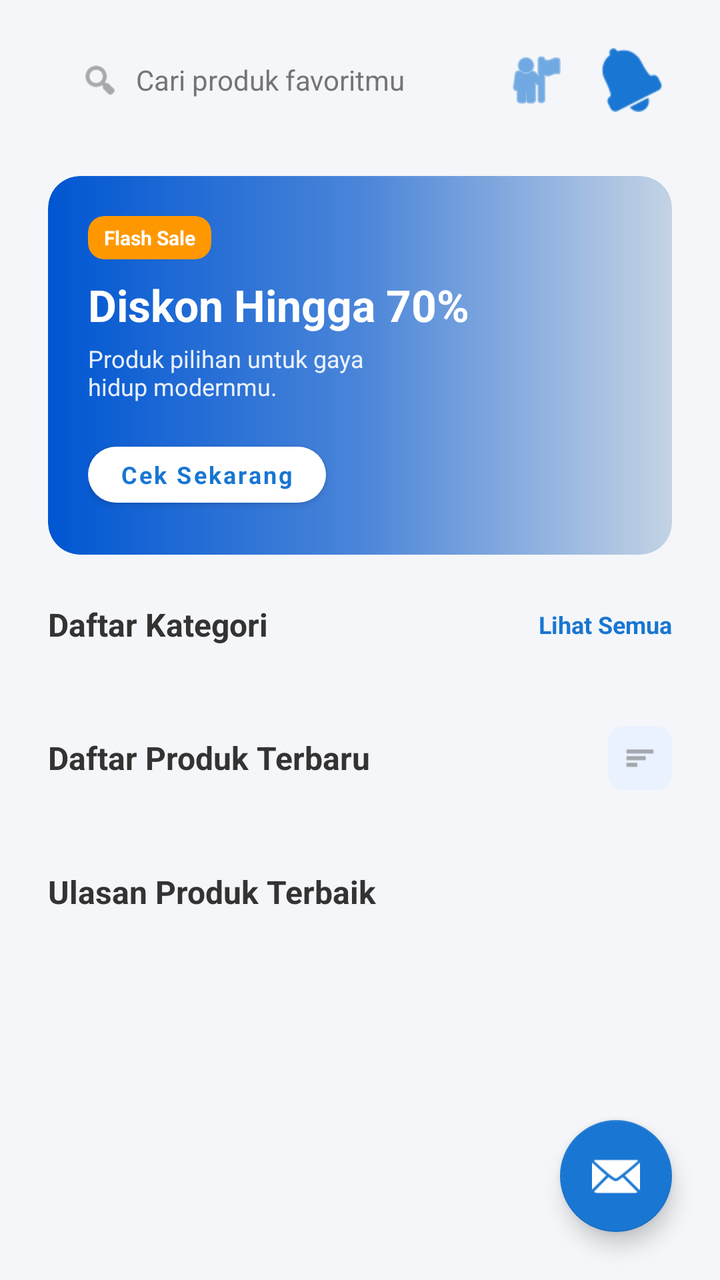
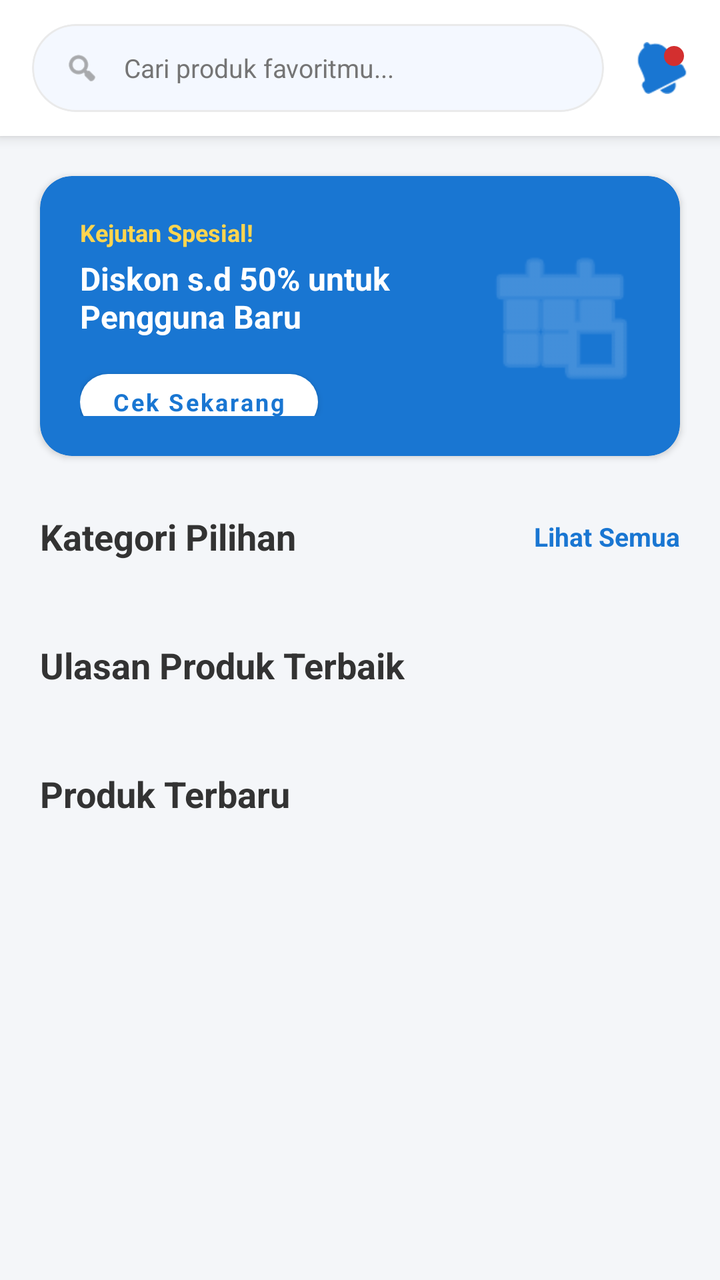

Two renders of the same Android screen: before a commit and after it. Below are the layout's source before the change and the commit's diff.
<!-- AndroidManifest.xml: application theme Theme.DataMart -->
<!-- res/layout/fragment_home.xml -->
<?xml version="1.0" encoding="utf-8"?>
<androidx.constraintlayout.widget.ConstraintLayout xmlns:android="http://schemas.android.com/apk/res/android"
    xmlns:app="http://schemas.android.com/apk/res-auto"
    xmlns:tools="http://schemas.android.com/tools"
    android:layout_width="match_parent"
    android:layout_height="match_parent"
    android:background="@color/background_light">

    
    <LinearLayout
        android:id="@+id/topBar"
        android:layout_width="match_parent"
        android:layout_height="wrap_content"
        android:orientation="horizontal"
        android:paddingHorizontal="24dp"
        android:paddingVertical="16dp"
        android:gravity="center_vertical"
        android:background="@color/background_light"
        app:layout_constraintTop_toTopOf="parent"
        app:layout_constraintStart_toStartOf="parent"
        app:layout_constraintEnd_toEndOf="parent">

        
        <com.google.android.material.card.MaterialCardView
            android:layout_width="0dp"
            android:layout_height="48dp"
            android:layout_weight="1"
            app:cardBackgroundColor="#F4F6F9"
            app:cardCornerRadius="24dp"
            app:cardElevation="0dp"
            app:strokeWidth="0dp">

            <LinearLayout
                android:layout_width="match_parent"
                android:layout_height="match_parent"
                android:gravity="center_vertical"
                android:paddingHorizontal="16dp"
                android:orientation="horizontal">

                <ImageView
                    android:layout_width="20dp"
                    android:layout_height="20dp"
                    android:src="@android:drawable/ic_menu_search"
                    app:tint="@color/text_secondary" />

                <TextView
                    android:layout_width="wrap_content"
                    android:layout_height="wrap_content"
                    android:layout_marginStart="8dp"
                    android:text="Cari produk favoritmu"
                    android:textColor="@color/text_secondary"
                    android:textSize="14sp" />
            </LinearLayout>
        </com.google.android.material.card.MaterialCardView>

        
        <ImageButton
            android:id="@+id/btnCart"
            android:layout_width="40dp"
            android:layout_height="40dp"
            android:layout_marginStart="16dp"
            android:background="?attr/selectableItemBackgroundBorderless"
            android:src="@android:drawable/ic_menu_myplaces"
            app:tint="@color/lumina_blue" />

        
        <ImageButton
            android:id="@+id/btnNotification"
            android:layout_width="40dp"
            android:layout_height="40dp"
            android:layout_marginStart="8dp"
            android:background="?attr/selectableItemBackgroundBorderless"
            android:src="@android:drawable/ic_popup_reminder"
            app:tint="@color/lumina_blue" />
    </LinearLayout>

    
    <androidx.core.widget.NestedScrollView
        android:layout_width="match_parent"
        android:layout_height="0dp"
        android:fillViewport="true"
        android:clipToPadding="false"
        android:paddingBottom="80dp"
        app:layout_constraintTop_toBottomOf="@id/topBar"
        app:layout_constraintBottom_toBottomOf="parent"
        app:layout_constraintStart_toStartOf="parent"
        app:layout_constraintEnd_toEndOf="parent">

        <LinearLayout
            android:layout_width="match_parent"
            android:layout_height="wrap_content"
            android:orientation="vertical"
            android:paddingHorizontal="24dp">

            
            <com.google.android.material.card.MaterialCardView
                android:layout_width="match_parent"
                android:layout_height="wrap_content"
                android:layout_marginTop="8dp"
                app:cardCornerRadius="16dp"
                app:cardElevation="0dp"
                app:strokeWidth="0dp">

                <LinearLayout
                    android:layout_width="match_parent"
                    android:layout_height="wrap_content"
                    android:background="@drawable/bg_banner_gradient"
                    android:orientation="vertical"
                    android:padding="20dp">

                    <com.google.android.material.card.MaterialCardView
                        android:layout_width="wrap_content"
                        android:layout_height="wrap_content"
                        app:cardBackgroundColor="@color/orange_warning"
                        app:cardCornerRadius="8dp"
                        app:cardElevation="0dp">
                        <TextView
                            android:layout_width="wrap_content"
                            android:layout_height="wrap_content"
                            android:paddingHorizontal="8dp"
                            android:paddingVertical="4dp"
                            android:text="Flash Sale"
                            android:textColor="@color/white"
                            android:textSize="10sp"
                            android:textStyle="bold" />
                    </com.google.android.material.card.MaterialCardView>

                    <TextView
                        android:layout_width="wrap_content"
                        android:layout_height="wrap_content"
                        android:layout_marginTop="8dp"
                        android:text="Diskon Hingga 70%"
                        android:textColor="@color/white"
                        android:textSize="22sp"
                        android:textStyle="bold" />

                    <TextView
                        android:layout_width="160dp"
                        android:layout_height="wrap_content"
                        android:layout_marginTop="4dp"
                        android:text="Produk pilihan untuk gaya hidup modernmu."
                        android:textColor="#E6FFFFFF"
                        android:textSize="12sp" />

                    <com.google.android.material.button.MaterialButton
                        android:layout_width="wrap_content"
                        android:layout_height="40dp"
                        android:layout_marginTop="16dp"
                        android:text="Cek Sekarang"
                        android:textAllCaps="false"
                        android:textColor="@color/lumina_blue"
                        android:textSize="12sp"
                        android:textStyle="bold"
                        app:backgroundTint="@color/white"
                        app:cornerRadius="20dp" />
                </LinearLayout>
            </com.google.android.material.card.MaterialCardView>

            
            <RelativeLayout
                android:layout_width="match_parent"
                android:layout_height="wrap_content"
                android:layout_marginTop="24dp">
                <TextView
                    android:layout_width="wrap_content"
                    android:layout_height="wrap_content"
                    android:text="Daftar Kategori"
                    android:textColor="@color/text_primary"
                    android:textSize="16sp"
                    android:textStyle="bold"
                    android:layout_alignParentStart="true"
                    android:layout_centerVertical="true"/>
                <TextView
                    android:layout_width="wrap_content"
                    android:layout_height="wrap_content"
                    android:text="Lihat Semua"
                    android:textColor="@color/lumina_blue"
                    android:textSize="12sp"
                    android:textStyle="bold"
                    android:layout_alignParentEnd="true"
                    android:layout_centerVertical="true"/>
            </RelativeLayout>

            
            <androidx.recyclerview.widget.RecyclerView
                android:id="@+id/rvCategories"
                android:layout_width="match_parent"
                android:layout_height="wrap_content"
                android:layout_marginTop="16dp"
                android:orientation="horizontal"
                app:layoutManager="androidx.recyclerview.widget.LinearLayoutManager"
                tools:layout_height="80dp" />

            
            <RelativeLayout
                android:layout_width="match_parent"
                android:layout_height="wrap_content"
                android:layout_marginTop="24dp">
                <TextView
                    android:layout_width="wrap_content"
                    android:layout_height="wrap_content"
                    android:text="Daftar Produk Terbaru"
                    android:textColor="@color/text_primary"
                    android:textSize="16sp"
                    android:textStyle="bold"
                    android:layout_alignParentStart="true"
                    android:layout_centerVertical="true"/>
                <com.google.android.material.card.MaterialCardView
                    android:layout_width="32dp"
                    android:layout_height="32dp"
                    app:cardBackgroundColor="#EAF2FF"
                    app:cardCornerRadius="8dp"
                    app:cardElevation="0dp"
                    android:layout_alignParentEnd="true"
                    android:layout_centerVertical="true">
                    <ImageView
                        android:layout_width="16dp"
                        android:layout_height="16dp"
                        android:layout_gravity="center"
                        android:src="@android:drawable/ic_menu_sort_by_size"
                        app:tint="@color/text_secondary"/>
                </com.google.android.material.card.MaterialCardView>
            </RelativeLayout>

            
            <androidx.recyclerview.widget.RecyclerView
                android:id="@+id/rvProducts"
                android:layout_width="match_parent"
                android:layout_height="wrap_content"
                android:layout_marginTop="16dp"
                android:nestedScrollingEnabled="false"
                app:layoutManager="androidx.recyclerview.widget.GridLayoutManager"
                app:spanCount="2"
                tools:layout_height="400dp" />

            
            <TextView
                android:layout_width="wrap_content"
                android:layout_height="wrap_content"
                android:layout_marginTop="24dp"
                android:text="Ulasan Produk Terbaik"
                android:textColor="@color/text_primary"
                android:textSize="16sp"
                android:textStyle="bold" />

            
            <androidx.recyclerview.widget.RecyclerView
                android:id="@+id/rvReviews"
                android:layout_width="match_parent"
                android:layout_height="wrap_content"
                android:layout_marginTop="16dp"
                android:nestedScrollingEnabled="false"
                app:layoutManager="androidx.recyclerview.widget.LinearLayoutManager"
                tools:layout_height="200dp" />

        </LinearLayout>
    </androidx.core.widget.NestedScrollView>

    
    <com.google.android.material.floatingactionbutton.FloatingActionButton
        android:layout_width="wrap_content"
        android:layout_height="wrap_content"
        android:layout_margin="24dp"
        android:src="@android:drawable/ic_dialog_email"
        app:backgroundTint="@color/lumina_blue"
        app:tint="@color/white"
        app:layout_constraintBottom_toBottomOf="parent"
        app:layout_constraintEnd_toEndOf="parent" />

</androidx.constraintlayout.widget.ConstraintLayout>
<!-- resources referenced by this layout -->
<resources>
  <color name="background_light">#F4F6F9</color>
  <color name="lumina_blue">#1976D2</color>
  <color name="orange_warning">#FF9800</color>
  <color name="text_primary">#333333</color>
  <color name="text_secondary">#757575</color>
  <color name="white">#FFFFFFFF</color>
  <!-- drawable bg_banner_gradient (drawable) -->
  <?xml version="1.0" encoding="utf-8"?>
  <shape xmlns:android="http://schemas.android.com/apk/res/android"
      android:shape="rectangle">
  
      <gradient
          android:startColor="#0056D2"
          android:centerColor="#4A85D9"
          android:endColor="#C3D3E4"
          android:angle="0" />
  
      <corners android:radius="16dp" />
  </shape>
  <style name="Theme.DataMart" parent="Theme.MaterialComponents.DayNight.NoActionBar">
  
          <item name="colorPrimary">@color/colorPrimary</item>
          <item name="colorPrimaryVariant">@color/colorPrimaryDark</item>
          <item name="colorOnPrimary">@color/white</item>
  
          <item name="colorSecondary">@color/colorAccent</item>
          <item name="colorSecondaryVariant">@color/colorAccent</item>
          <item name="colorOnSecondary">@color/white</item>
  
          <item name="android:statusBarColor">@color/colorPrimaryDark</item>
  
          <item name="android:fontFamily">sans-serif</item>
      </style>
  <color name="colorPrimary">#1976D2</color>
  <color name="colorPrimaryDark">#115293</color>
  <color name="colorAccent">#FF4081</color>
</resources>

<!-- the commit's change to res/layout/fragment_home.xml (unified diff, before → after) -->
@@ -1,270 +1,243 @@
 <?xml version="1.0" encoding="utf-8"?>
 <androidx.constraintlayout.widget.ConstraintLayout xmlns:android="http://schemas.android.com/apk/res/android"
     xmlns:app="http://schemas.android.com/apk/res-auto"
-    xmlns:tools="http://schemas.android.com/tools"
     android:layout_width="match_parent"
     android:layout_height="match_parent"
     android:background="@color/background_light">
 
     
     <LinearLayout
-        android:id="@+id/topBar"
+        android:id="@+id/topHeaderHome"
         android:layout_width="match_parent"
         android:layout_height="wrap_content"
+        android:background="@color/white"
+        android:elevation="4dp"
+        android:gravity="center_vertical"
         android:orientation="horizontal"
-        android:paddingHorizontal="24dp"
-        android:paddingVertical="16dp"
-        android:gravity="center_vertical"
-        android:background="@color/background_light"
-        app:layout_constraintTop_toTopOf="parent"
-        app:layout_constraintStart_toStartOf="parent"
-        app:layout_constraintEnd_toEndOf="parent">
+        android:paddingHorizontal="16dp"
+        android:paddingVertical="12dp"
+        app:layout_constraintTop_toTopOf="parent">
 
         
         <com.google.android.material.card.MaterialCardView
+            android:id="@+id/cvSearchBar"
             android:layout_width="0dp"
-            android:layout_height="48dp"
+            android:layout_height="44dp"
             android:layout_weight="1"
-            app:cardBackgroundColor="#F4F6F9"
-            app:cardCornerRadius="24dp"
+            android:clickable="true"
+            android:focusable="true"
+            android:foreground="?attr/selectableItemBackground"
+            app:cardBackgroundColor="#F4F8FF"
+            app:cardCornerRadius="22dp"
             app:cardElevation="0dp"
-            app:strokeWidth="0dp">
+            app:strokeColor="#EAEAEA"
+            app:strokeWidth="1dp">
 
             <LinearLayout
                 android:layout_width="match_parent"
                 android:layout_height="match_parent"
                 android:gravity="center_vertical"
-                android:paddingHorizontal="16dp"
-                android:orientation="horizontal">
+                android:orientation="horizontal"
+                android:paddingHorizontal="16dp">
 
                 <ImageView
-                    android:layout_width="20dp"
-                    android:layout_height="20dp"
+                    android:layout_width="18dp"
+                    android:layout_height="18dp"
                     android:src="@android:drawable/ic_menu_search"
                     app:tint="@color/text_secondary" />
 
                 <TextView
                     android:layout_width="wrap_content"
                     android:layout_height="wrap_content"
-                    android:layout_marginStart="8dp"
-                    android:text="Cari produk favoritmu"
+                    android:layout_marginStart="12dp"
+                    android:text="Cari produk favoritmu..."
                     android:textColor="@color/text_secondary"
-                    android:textSize="14sp" />
+                    android:textSize="13sp" />
             </LinearLayout>
         </com.google.android.material.card.MaterialCardView>
 
         
-        <ImageButton
-            android:id="@+id/btnCart"
-            android:layout_width="40dp"
-            android:layout_height="40dp"
+        <FrameLayout
+            android:id="@+id/flNotification"
+            android:layout_width="wrap_content"
+            android:layout_height="wrap_content"
             android:layout_marginStart="16dp"
-            android:background="?attr/selectableItemBackgroundBorderless"
-            android:src="@android:drawable/ic_menu_myplaces"
-            app:tint="@color/lumina_blue" />
-
-        
-        <ImageButton
-            android:id="@+id/btnNotification"
-            android:layout_width="40dp"
-            android:layout_height="40dp"
-            android:layout_marginStart="8dp"
-            android:background="?attr/selectableItemBackgroundBorderless"
-            android:src="@android:drawable/ic_popup_reminder"
-            app:tint="@color/lumina_blue" />
+            android:clickable="true"
+            android:focusable="true">
+
+            <ImageView
+                android:layout_width="26dp"
+                android:layout_height="26dp"
+                android:layout_gravity="center"
+                android:src="@android:drawable/ic_popup_reminder"
+                app:tint="@color/lumina_blue" />
+
+            
+            <View
+                android:layout_width="10dp"
+                android:layout_height="10dp"
+                android:layout_gravity="top|end"
+                android:layout_marginTop="2dp"
+                android:layout_marginEnd="2dp"
+                android:background="@drawable/bg_badge_red"
+                android:backgroundTint="@color/red_danger" />
+        </FrameLayout>
     </LinearLayout>
 
     
     <androidx.core.widget.NestedScrollView
         android:layout_width="match_parent"
         android:layout_height="0dp"
+        android:clipToPadding="false"
         android:fillViewport="true"
-        android:clipToPadding="false"
-        android:paddingBottom="80dp"
-        app:layout_constraintTop_toBottomOf="@id/topBar"
+        android:paddingBottom="100dp"
         app:layout_constraintBottom_toBottomOf="parent"
-        app:layout_constraintStart_toStartOf="parent"
-        app:layout_constraintEnd_toEndOf="parent">
+        app:layout_constraintTop_toBottomOf="@id/topHeaderHome">
 
         <LinearLayout
             android:layout_width="match_parent"
             android:layout_height="wrap_content"
-            android:orientation="vertical"
-            android:paddingHorizontal="24dp">
+            android:orientation="vertical">
 
             
             <com.google.android.material.card.MaterialCardView
                 android:layout_width="match_parent"
                 android:layout_height="wrap_content"
-                android:layout_marginTop="8dp"
+                android:layout_marginHorizontal="20dp"
+                android:layout_marginTop="20dp"
+                app:cardBackgroundColor="@color/lumina_blue"
                 app:cardCornerRadius="16dp"
-                app:cardElevation="0dp"
-                app:strokeWidth="0dp">
-
-                <LinearLayout
+                app:cardElevation="2dp">
+
+                <RelativeLayout
                     android:layout_width="match_parent"
-                    android:layout_height="wrap_content"
-                    android:background="@drawable/bg_banner_gradient"
-                    android:orientation="vertical"
+                    android:layout_height="140dp"
                     android:padding="20dp">
 
-                    <com.google.android.material.card.MaterialCardView
-                        android:layout_width="wrap_content"
+                    <LinearLayout
+                        android:layout_width="200dp"
                         android:layout_height="wrap_content"
-                        app:cardBackgroundColor="@color/orange_warning"
-                        app:cardCornerRadius="8dp"
-                        app:cardElevation="0dp">
+                        android:layout_centerVertical="true"
+                        android:orientation="vertical">
+
                         <TextView
                             android:layout_width="wrap_content"
                             android:layout_height="wrap_content"
-                            android:paddingHorizontal="8dp"
-                            android:paddingVertical="4dp"
-                            android:text="Flash Sale"
+                            android:text="Kejutan Spesial!"
+                            android:textColor="#FFD54F"
+                            android:textSize="12sp"
+                            android:textStyle="bold" />
+
+                        <TextView
+                            android:layout_width="wrap_content"
+                            android:layout_height="wrap_content"
+                            android:layout_marginTop="4dp"
+                            android:text="Diskon s.d 50% untuk Pengguna Baru"
                             android:textColor="@color/white"
-                            android:textSize="10sp"
+                            android:textSize="16sp"
                             android:textStyle="bold" />
-                    </com.google.android.material.card.MaterialCardView>
-
-                    <TextView
-                        android:layout_width="wrap_content"
-                        android:layout_height="wrap_content"
-                        android:layout_marginTop="8dp"
-                        android:text="Diskon Hingga 70%"
-                        android:textColor="@color/white"
-                        android:textSize="22sp"
-                        android:textStyle="bold" />
-
-                    <TextView
-                        android:layout_width="160dp"
-                        android:layout_height="wrap_content"
-                        android:layout_marginTop="4dp"
-                        android:text="Produk pilihan untuk gaya hidup modernmu."
-                        android:textColor="#E6FFFFFF"
-                        android:textSize="12sp" />
-
-                    <com.google.android.material.button.MaterialButton
-                        android:layout_width="wrap_content"
-                        android:layout_height="40dp"
-                        android:layout_marginTop="16dp"
-                        android:text="Cek Sekarang"
-                        android:textAllCaps="false"
-                        android:textColor="@color/lumina_blue"
-                        android:textSize="12sp"
-                        android:textStyle="bold"
-                        app:backgroundTint="@color/white"
-                        app:cornerRadius="20dp" />
-                </LinearLayout>
+
+                        <com.google.android.material.button.MaterialButton
+                            android:id="@+id/btnCekSekarang"
+                            android:layout_width="wrap_content"
+                            android:layout_height="40dp"
+                            android:layout_marginTop="12dp"
+                            android:text="Cek Sekarang"
+                            android:textAllCaps="false"
+                            android:textColor="@color/lumina_blue"
+                            android:textSize="12sp"
+                            android:textStyle="bold"
+                            app:backgroundTint="@color/white"
+                            app:cornerRadius="20dp" />
+                    </LinearLayout>
+
+                    
+                    <ImageView
+                        android:layout_width="80dp"
+                        android:layout_height="80dp"
+                        android:layout_alignParentEnd="true"
+                        android:layout_centerVertical="true"
+                        android:src="@android:drawable/ic_menu_today"
+                        app:tint="#4DFFFFFF" />
+                </RelativeLayout>
             </com.google.android.material.card.MaterialCardView>
 
             
             <RelativeLayout
                 android:layout_width="match_parent"
                 android:layout_height="wrap_content"
-                android:layout_marginTop="24dp">
+                android:layout_marginHorizontal="20dp"
+                android:layout_marginTop="28dp">
+
                 <TextView
                     android:layout_width="wrap_content"
                     android:layout_height="wrap_content"
-                    android:text="Daftar Kategori"
+                    android:layout_centerVertical="true"
+                    android:text="Kategori Pilihan"
                     android:textColor="@color/text_primary"
-                    android:textSize="16sp"
-                    android:textStyle="bold"
-                    android:layout_alignParentStart="true"
-                    android:layout_centerVertical="true"/>
+                    android:textSize="18sp"
+                    android:textStyle="bold" />
+
                 <TextView
+                    android:id="@+id/tvLihatSemuaKategori"
                     android:layout_width="wrap_content"
                     android:layout_height="wrap_content"
+                    android:layout_alignParentEnd="true"
+                    android:layout_centerVertical="true"
                     android:text="Lihat Semua"
                     android:textColor="@color/lumina_blue"
-                    android:textSize="12sp"
-                    android:textStyle="bold"
-                    android:layout_alignParentEnd="true"
-                    android:layout_centerVertical="true"/>
+                    android:textSize="13sp"
+                    android:textStyle="bold" />
             </RelativeLayout>
 
-            
             <androidx.recyclerview.widget.RecyclerView
-                android:id="@+id/rvCategories"
-                android:layout_width="match_parent"
-                android:layout_height="wrap_content"
-                android:layout_marginTop="16dp"
+                android:id="@+id/rvHomeCategories"
+                android:layout_width="match_parent"
+                android:layout_height="wrap_content"
+                android:layout_marginTop="12dp"
+                android:clipToPadding="false"
                 android:orientation="horizontal"
-                app:layoutManager="androidx.recyclerview.widget.LinearLayoutManager"
-                tools:layout_height="80dp" />
-
-            
-            <RelativeLayout
-                android:layout_width="match_parent"
-                android:layout_height="wrap_content"
-                android:layout_marginTop="24dp">
-                <TextView
-                    android:layout_width="wrap_content"
-                    android:layout_height="wrap_content"
-                    android:text="Daftar Produk Terbaru"
-                    android:textColor="@color/text_primary"
-                    android:textSize="16sp"
-                    android:textStyle="bold"
-                    android:layout_alignParentStart="true"
-                    android:layout_centerVertical="true"/>
-                <com.google.android.material.card.MaterialCardView
-                    android:layout_width="32dp"
-                    android:layout_height="32dp"
-                    app:cardBackgroundColor="#EAF2FF"
-                    app:cardCornerRadius="8dp"
-                    app:cardElevation="0dp"
-                    android:layout_alignParentEnd="true"
-                    android:layout_centerVertical="true">
-                    <ImageView
-                        android:layout_width="16dp"
-                        android:layout_height="16dp"
-                        android:layout_gravity="center"
-                        android:src="@android:drawable/ic_menu_sort_by_size"
-                        app:tint="@color/text_secondary"/>
-                </com.google.android.material.card.MaterialCardView>
-            </RelativeLayout>
-
-            
-            <androidx.recyclerview.widget.RecyclerView
-                android:id="@+id/rvProducts"
-                android:layout_width="match_parent"
-                android:layout_height="wrap_content"
-                android:layout_marginTop="16dp"
-                android:nestedScrollingEnabled="false"
-                app:layoutManager="androidx.recyclerview.widget.GridLayoutManager"
-                app:spanCount="2"
-                tools:layout_height="400dp" />
+                android:paddingHorizontal="12dp" />
 
             
             <TextView
                 android:layout_width="wrap_content"
                 android:layout_height="wrap_content"
-                android:layout_marginTop="24dp"
+                android:layout_marginHorizontal="20dp"
+                android:layout_marginTop="28dp"
                 android:text="Ulasan Produk Terbaik"
                 android:textColor="@color/text_primary"
-                android:textSize="16sp"
+                android:textSize="18sp"
                 android:textStyle="bold" />
 
-            
             <androidx.recyclerview.widget.RecyclerView
-                android:id="@+id/rvReviews"
-                android:layout_width="match_parent"
-                android:layout_height="wrap_content"
-                android:layout_marginTop="16dp"
-                android:nestedScrollingEnabled="false"
-                app:layoutManager="androidx.recyclerview.widget.LinearLayoutManager"
-                tools:layout_height="200dp" />
+                android:id="@+id/rvBestReviews"
+                android:layout_width="match_parent"
+                android:layout_height="wrap_content"
+                android:layout_marginTop="12dp"
+                android:clipToPadding="false"
+                android:orientation="horizontal"
+                android:paddingHorizontal="12dp" />
+
+            
+            <TextView
+                android:layout_width="wrap_content"
+                android:layout_height="wrap_content"
+                android:layout_marginHorizontal="20dp"
+                android:layout_marginTop="28dp"
+                android:text="Produk Terbaru"
+                android:textColor="@color/text_primary"
+                android:textSize="18sp"
+                android:textStyle="bold" />
+
+            <androidx.recyclerview.widget.RecyclerView
+                android:id="@+id/rvHomeProducts"
+                android:layout_width="match_parent"
+                android:layout_height="wrap_content"
+                android:layout_marginHorizontal="16dp"
+                android:layout_marginTop="12dp"
+                android:nestedScrollingEnabled="false" />
 
         </LinearLayout>
     </androidx.core.widget.NestedScrollView>
-
-    
-    <com.google.android.material.floatingactionbutton.FloatingActionButton
-        android:layout_width="wrap_content"
-        android:layout_height="wrap_content"
-        android:layout_margin="24dp"
-        android:src="@android:drawable/ic_dialog_email"
-        app:backgroundTint="@color/lumina_blue"
-        app:tint="@color/white"
-        app:layout_constraintBottom_toBottomOf="parent"
-        app:layout_constraintEnd_toEndOf="parent" />
-
 </androidx.constraintlayout.widget.ConstraintLayout>
<!-- resource entries referenced after the edit -->
@@ -2,22 +2,16 @@
 <resources>
   <color name="background_light">#F4F6F9</color>
   <color name="lumina_blue">#1976D2</color>
-  <color name="orange_warning">#FF9800</color>
+  <color name="red_danger">#D32F2F</color>
   <color name="text_primary">#333333</color>
   <color name="text_secondary">#757575</color>
   <color name="white">#FFFFFFFF</color>
-  <!-- drawable bg_banner_gradient (drawable) -->
+  <!-- drawable bg_badge_red (drawable) -->
   <?xml version="1.0" encoding="utf-8"?>
   <shape xmlns:android="http://schemas.android.com/apk/res/android"
-      android:shape="rectangle">
-  
-      <gradient
-          android:startColor="#0056D2"
-          android:centerColor="#4A85D9"
-          android:endColor="#C3D3E4"
-          android:angle="0" />
-  
-      <corners android:radius="16dp" />
+      android:shape="oval">
+      
+      <solid android:color="#F44336" />
   </shape>
   <style name="Theme.DataMart" parent="Theme.MaterialComponents.DayNight.NoActionBar">
   
